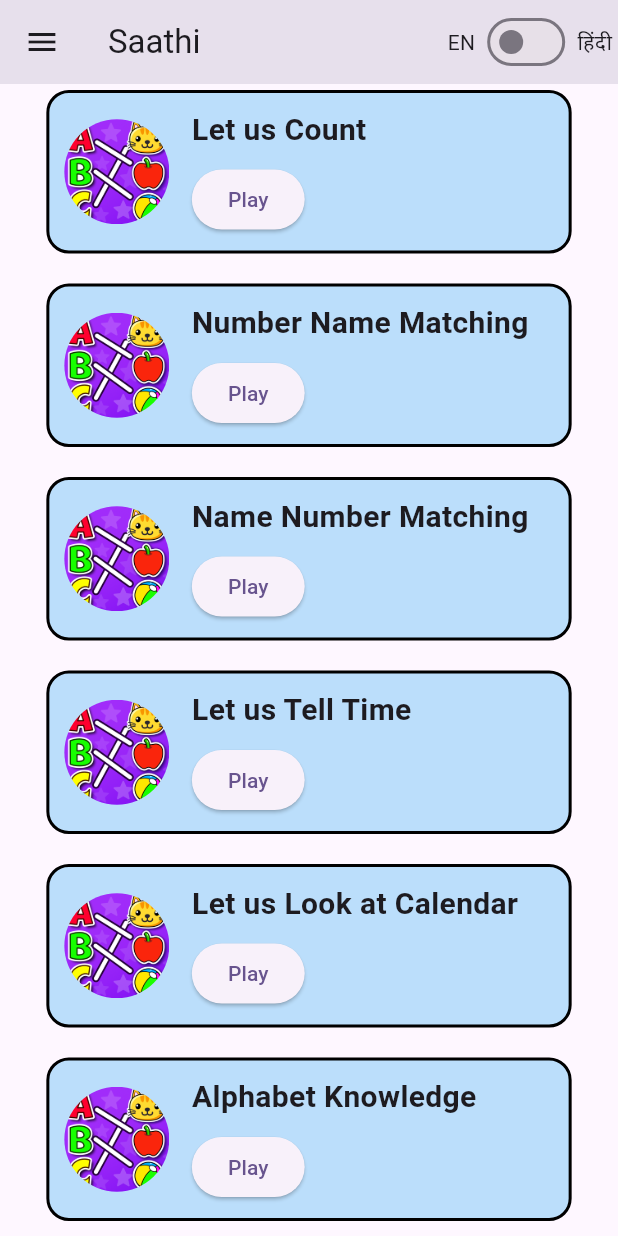
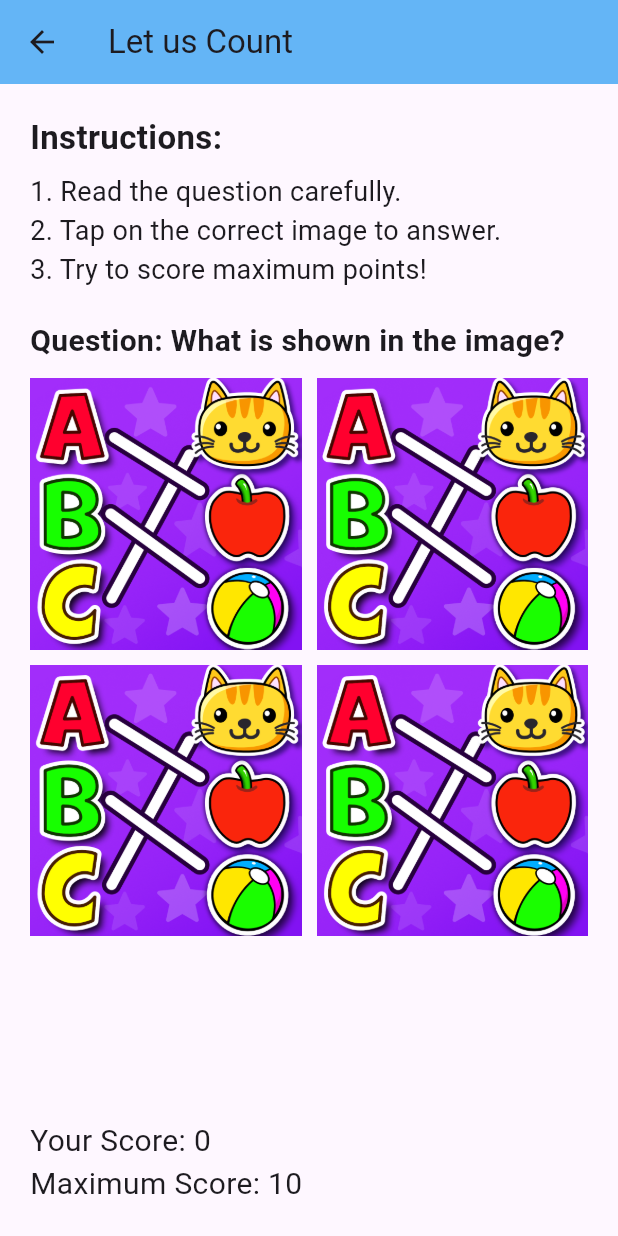
Before and after one commit to Devanshv17/SAATHI-, a Flutter app: the HomePage screen opened by its route, scrolled down 393 dp, after a tap on "Play", on a phone screen of 412 x 824 dp. Run offline on Flutter 3.47's test engine with Material 3 defaults, Android fonts, the phone set to English and light mode, and no system bars; our stand-ins replace firebase_auth, firebase_core, shared_preferences; missing offline and left inert: translator_plus; accounts and stored records are empty.

Commit message:
game page added

```diff
--- /dev/null
+++ b/lib/game.dart
@@ -0,0 +1,61 @@
+import 'package:flutter/material.dart';
+
+class GamePage extends StatelessWidget {
+  final String gameTitle;
+
+  const GamePage({Key? key, required this.gameTitle}) : super(key: key);
+
+  @override
+  Widget build(BuildContext context) {
+    return Scaffold(
+      appBar: AppBar(
+        title: Text(gameTitle),
+        backgroundColor: Colors.blue.shade300,
+      ),
+      body: Padding(
+        padding: const EdgeInsets.all(20.0),
+        child: Column(
+          crossAxisAlignment: CrossAxisAlignment.start,
+          children: [
+            Text(
+              "Instructions:",
+              style: TextStyle(fontSize: 22, fontWeight: FontWeight.bold),
+            ),
+            const SizedBox(height: 8),
+            Text(
+              "1. Read the question carefully.\n"
+              "2. Tap on the correct image to answer.\n"
+              "3. Try to score maximum points!",
+              style: TextStyle(fontSize: 18),
+            ),
+            const SizedBox(height: 20),
+            Text(
+              "Question: What is shown in the image?",
+              style: TextStyle(fontSize: 20, fontWeight: FontWeight.bold),
+            ),
+            const SizedBox(height: 10),
+
+            // Wrap GridView in Expanded to avoid overflow
+            Expanded(
+              child: GridView.count(
+                crossAxisCount: 2,
+                mainAxisSpacing: 10,
+                crossAxisSpacing: 10,
+                children: [
+                  Image.asset('assets/image.png', fit: BoxFit.cover),
+                  Image.asset('assets/image.png', fit: BoxFit.cover),
+                  Image.asset('assets/image.png', fit: BoxFit.cover),
+                  Image.asset('assets/image.png', fit: BoxFit.cover),
+                ],
+              ),
+            ),
+
+            const SizedBox(height: 20),
+            Text("Your Score: 0", style: TextStyle(fontSize: 20)),
+            Text("Maximum Score: 10", style: TextStyle(fontSize: 20)),
+          ],
+        ),
+      ),
+    );
+  }
+}
--- a/lib/homepage.dart
+++ b/lib/homepage.dart
@@ -4,6 +4,7 @@ import 'language_notifier.dart';
 import 'navbar.dart';
 import 'menu_bar.dart'; // Contains CustomMenuBar
 import 'package:translator_plus/translator_plus.dart';
+import 'game.dart'; // Import the Game Page
 
 class HomePage extends StatefulWidget {
   const HomePage({Key? key}) : super(key: key);
@@ -25,7 +26,6 @@ class _HomePageState extends State<HomePage> {
   String box8Text = 'Let us Look at Calendar';
   String box9Text = 'Alphabet Knowledge';
 
-
   @override
   void didChangeDependencies() {
     super.didChangeDependencies();
@@ -46,7 +46,6 @@ class _HomePageState extends State<HomePage> {
           translator.translate('Name Number Matching', to: 'hi'),
           translator.translate('Let us Tell Time', to: 'hi'),
           translator.translate('Alphabet Knowledge', to: 'hi'),
-
         ]);
         setState(() {
           appBarTitle = results[0].text;
@@ -58,7 +57,6 @@ class _HomePageState extends State<HomePage> {
           box6Text = results[6].text;
           box7Text = results[7].text;
           box8Text = results[8].text;
-
         });
       } catch (e) {
         // Fallback to English.
@@ -75,15 +73,22 @@ class _HomePageState extends State<HomePage> {
         box7Text = 'Let us Tell Time';
         box8Text = 'Let us Look at Calendar';
         box9Text = 'Alphabet Knowledge';
-
-
       });
     }
   }
 
   Widget buildBox(String text, String imagePath, Color bgColor) {
-    return Container(
-      width: MediaQuery.of(context).size.width * 0.85, // 85% width
+    return GestureDetector(
+      onTap: () {
+        Navigator.push(
+          context,
+          MaterialPageRoute(
+            builder: (context) => GamePage(gameTitle: text),
+          ),
+        );
+      },
+      child: Container(
+        width: MediaQuery.of(context).size.width * 0.85,
         padding: const EdgeInsets.all(10),
         margin: const EdgeInsets.symmetric(vertical: 10),
         decoration: BoxDecoration(
@@ -93,12 +98,11 @@ class _HomePageState extends State<HomePage> {
         ),
         child: Row(
           children: [
-          // Left-side Rounded Image
             Container(
               width: 70,
               height: 70,
               decoration: BoxDecoration(
-              borderRadius: BorderRadius.circular(50), // Circular shape
+                borderRadius: BorderRadius.circular(50),
                 image: DecorationImage(
                   image: AssetImage(imagePath),
                   fit: BoxFit.cover,
@@ -106,7 +110,6 @@ class _HomePageState extends State<HomePage> {
               ),
             ),
             const SizedBox(width: 15),
-          // Right-side Column for title & button
             Expanded(
               child: Column(
                 crossAxisAlignment: CrossAxisAlignment.start,
@@ -119,7 +122,12 @@ class _HomePageState extends State<HomePage> {
                   const SizedBox(height: 8),
                   ElevatedButton(
                     onPressed: () {
-                    // Play button logic
+                      Navigator.push(
+                        context,
+                        MaterialPageRoute(
+                          builder: (context) => GamePage(gameTitle: text),
+                        ),
+                      );
                     },
                     child: const Text('Play'),
                   ),
@@ -127,6 +135,7 @@ class _HomePageState extends State<HomePage> {
               ),
             ),
           ],
+        ),
       ),
     );
   }
@@ -143,20 +152,14 @@ class _HomePageState extends State<HomePage> {
               .toggleLanguage(value);
           _updateTranslations();
         },
-        showMenuButton: true, // Shows the hamburger icon.
+        showMenuButton: true,
       ),
-      drawer: const CustomMenuBar(), // Left-side drawer.
+      drawer: const CustomMenuBar(),
       body: Center(
         child: SingleChildScrollView(
           child: Column(
             mainAxisAlignment: MainAxisAlignment.center,
             children: [
-              Align(
-                alignment: Alignment.topRight,
-                child: Padding(
-                  padding: const EdgeInsets.only(right: 20.0),
-                ),
-              ),
               buildBox(box1Text, 'assets/image.png', Colors.blue.shade100),
               buildBox(box2Text, 'assets/image.png', Colors.blue.shade100),
               buildBox(box3Text, 'assets/image.png', Colors.blue.shade100),
@@ -166,7 +169,6 @@ class _HomePageState extends State<HomePage> {
               buildBox(box7Text, 'assets/image.png', Colors.blue.shade100),
               buildBox(box8Text, 'assets/image.png', Colors.blue.shade100),
               buildBox(box9Text, 'assets/image.png', Colors.blue.shade100),
-
             ],
           ),
         ),
```
Lines whose indentation alone changed are shown as unchanged.
